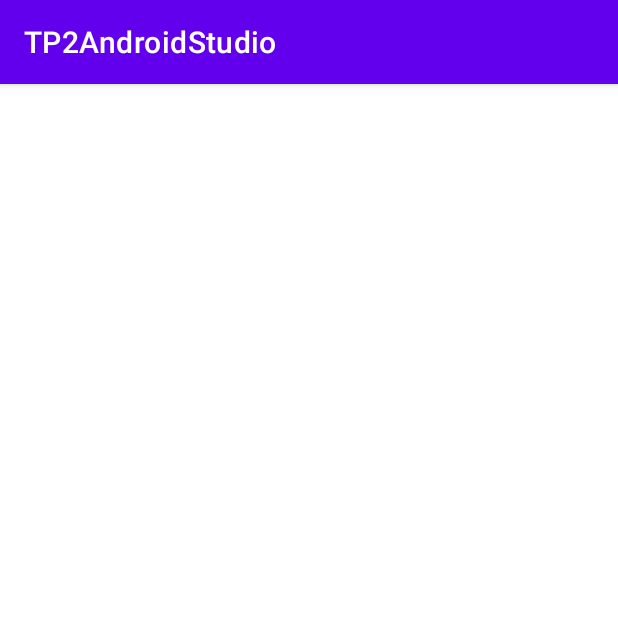
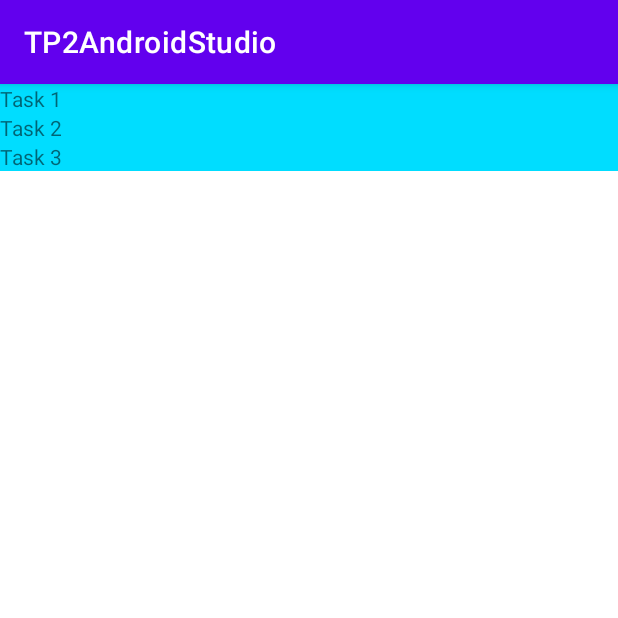
Before and after one commit to DecaIi/DevAndroid, an Android app: the screen it shows after launch (MainActivity), on a phone screen of 412 x 824 dp, the top half of it. Run offline under Robolectric (Android 15) with nearby library versions, the phone set to English and light mode, and no system bars.

Commit message:
working juste befor datatclasse 3 task tested

```diff
--- a/app/src/main/java/com/example/tp2androidstudio/tasklist/TaskListAdapter.kt
+++ b/app/src/main/java/com/example/tp2androidstudio/tasklist/TaskListAdapter.kt
@@ -1,15 +1,36 @@
 package com.example.tp2androidstudio.tasklist
 
+import android.view.LayoutInflater
+import android.view.TextureView
 import android.view.View
+import android.view.ViewGroup
+import android.widget.TextView
 import androidx.recyclerview.widget.RecyclerView
+import com.example.tp2androidstudio.R
 
 class TaskListAdapter(private val taskList: List<String>) : RecyclerView.Adapter<TaskListAdapter.TaskViewHolder>() {
     inner class TaskViewHolder(itemView: View) : RecyclerView.ViewHolder(itemView) {
         fun bind(taskTitle: String) {
             itemView.apply { // `apply {}` permet d'éviter de répéter `itemView.*`
-                // TODO: afficher les données et attacher les listeners aux différentes vues de notre [itemView]
+                var myTextView = findViewById<TextView>(R.id.task_title)
+                myTextView.text = taskTitle ;
             }
         }
     }
 
+    override fun getItemCount(): Int {
+        return taskList.size;
+    }
+
+    override fun onCreateViewHolder(parent: ViewGroup, viewType: Int): TaskViewHolder {
+        val itemView = LayoutInflater.from(parent.context).inflate(R.layout.item_task, parent, false)
+        return TaskViewHolder(itemView);
+    }
+
+
+    override fun onBindViewHolder(holder: TaskViewHolder, position: Int) {
+        holder.bind(taskList[position]);
+    }
+
+
 }
--- a/app/src/main/java/com/example/tp2androidstudio/tasklist/TaskListFragment.kt
+++ b/app/src/main/java/com/example/tp2androidstudio/tasklist/TaskListFragment.kt
@@ -11,6 +11,7 @@ import com.example.tp2androidstudio.R
 
 class TaskListFragment : Fragment()
 {
+    private val taskList = listOf("Task 1", "Task 2", "Task 3")
     override fun onCreateView(
         inflater: LayoutInflater,
         container: ViewGroup?,
--- a/app/src/main/res/layout/activity_main.xml
+++ b/app/src/main/res/layout/activity_main.xml
@@ -7,8 +7,8 @@
     tools:context=".MainActivity">
 
     <fragment
-        android:layout_width="wrap_content"
-        android:layout_height="wrap_content"
+        android:layout_width="match_parent"
+        android:layout_height="match_parent"
         android:text="Hello World!"
         android:name="com.example.tp2androidstudio.tasklist.TaskListFragment"
         android:id="@+id/fragment_tasklist"
--- a/app/src/main/res/layout/fragment_task_list.xml
+++ b/app/src/main/res/layout/fragment_task_list.xml
@@ -4,7 +4,7 @@
     android:layout_height="match_parent">
 
     <androidx.recyclerview.widget.RecyclerView
-        android:id="@+id/recycler_view"
+        android:id="@+id/recyclerview"
         android:layout_height="match_parent"
         android:layout_width="match_parent" />
 
--- a/app/src/main/res/layout/item_task.xml
+++ b/app/src/main/res/layout/item_task.xml
@@ -1,7 +1,4 @@
 <?xml version="1.0" encoding="utf-8"?>
-<Item_task xmlns:android="http://schemas.android.com/apk/res/android"
-    android:layout_width="match_parent"
-    android:layout_height="match_parent">
 <LinearLayout
     xmlns:android="http://schemas.android.com/apk/res/android"
     android:orientation="vertical"
@@ -12,6 +9,5 @@
         android:id="@+id/task_title"
         android:background="@android:color/holo_blue_bright"
         android:layout_width="match_parent"
-            android:layout_height="wrap_content" />
+        android:layout_height="match_parent" />
 </LinearLayout>
-</Item_task>
```
Lines whose indentation alone changed are shown as unchanged.
